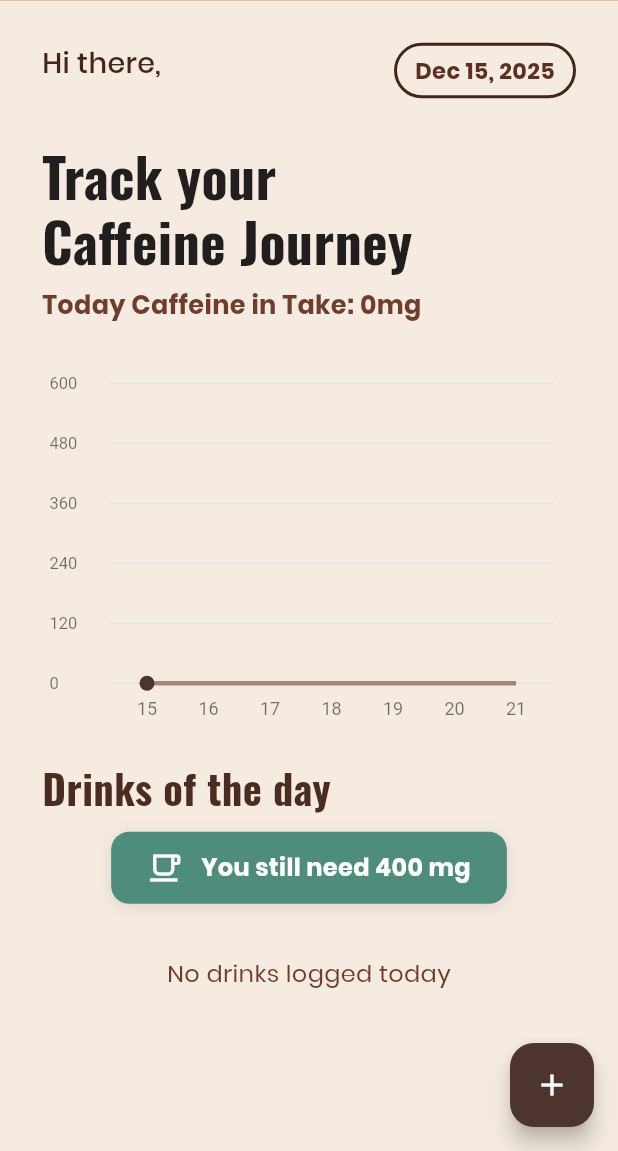
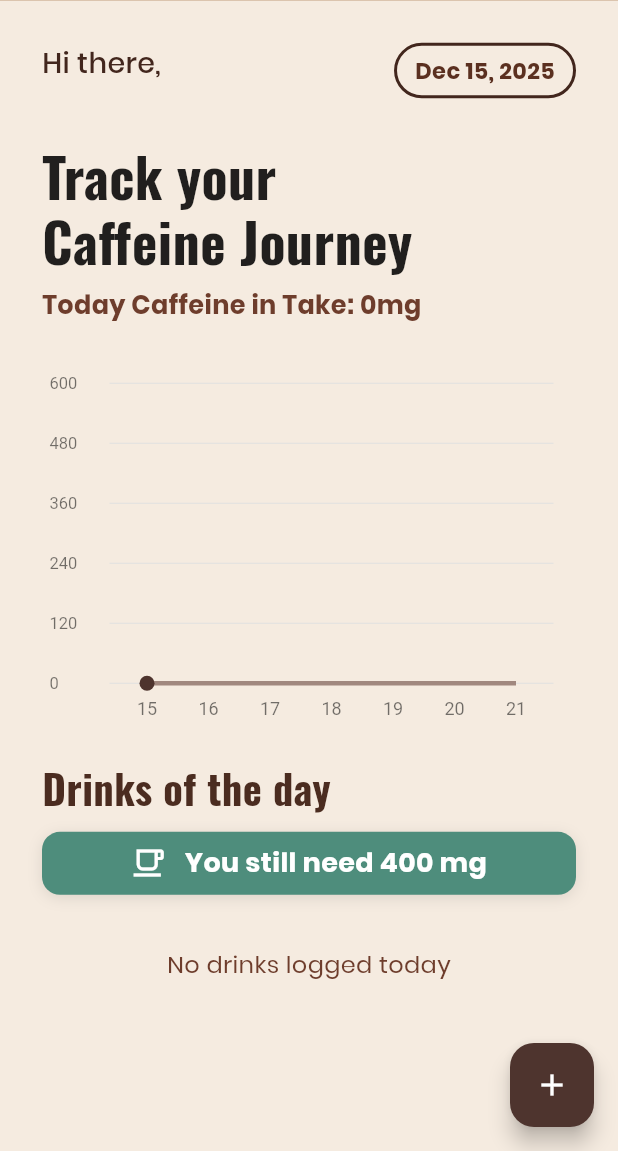
Before and after one commit to FathurrahmanNasution/caffeine_tracker, a Flutter app: the DashboardPage screen opened directly, on a phone screen of 412 x 824 dp, the part 85-1236 px from its top. Run offline on Flutter 3.47's test engine with Material 3 defaults, Android fonts, the phone set to English and light mode, and no system bars; our stand-ins replace cached_network_image, cloud_firestore, firebase_auth, firebase_core, google_sign_in, image_picker and 2 more; accounts and stored records are empty.

Commit message:
update notification UI

```diff
--- a/lib/screens/dashboard_page.dart
+++ b/lib/screens/dashboard_page.dart
@@ -511,10 +511,10 @@ class DashboardPageState extends State<DashboardPage> {
                         todayCaffeine = _calculateTotalCaffeine(snapshot.data!);
                       }
 
-                      return Center(
-                        child: Container(
+                      return Container(
+                        width: double.infinity,
                         padding: const EdgeInsets.symmetric(
-                            vertical: 12,
+                          vertical: 8,
                           horizontal: 24,
                         ),
                         decoration: BoxDecoration(
@@ -529,7 +529,8 @@ class DashboardPageState extends State<DashboardPage> {
                           ],
                         ),
                           child: Row(
-                            mainAxisSize: MainAxisSize.min,
+                            mainAxisAlignment: MainAxisAlignment.center,
+                            crossAxisAlignment: CrossAxisAlignment.center,
                             children: [
                               Icon(
                                 _getCaffeineIcon(todayCaffeine),
@@ -541,7 +542,7 @@ class DashboardPageState extends State<DashboardPage> {
                                 child: Text(
                                   _getCaffeineMessage(todayCaffeine),
                                   style: const TextStyle(
-                                    fontSize: 16,
+                                    fontSize: 18,
                                     fontWeight: FontWeight.bold,
                                     color: Colors.white,
                                   ),
@@ -550,8 +551,8 @@ class DashboardPageState extends State<DashboardPage> {
                               ),
                             ],
                           ),
-                        ),
                         );
+
                     },
                   ),
                   const SizedBox(height: 15),
```
Lines whose indentation alone changed are shown as unchanged.
